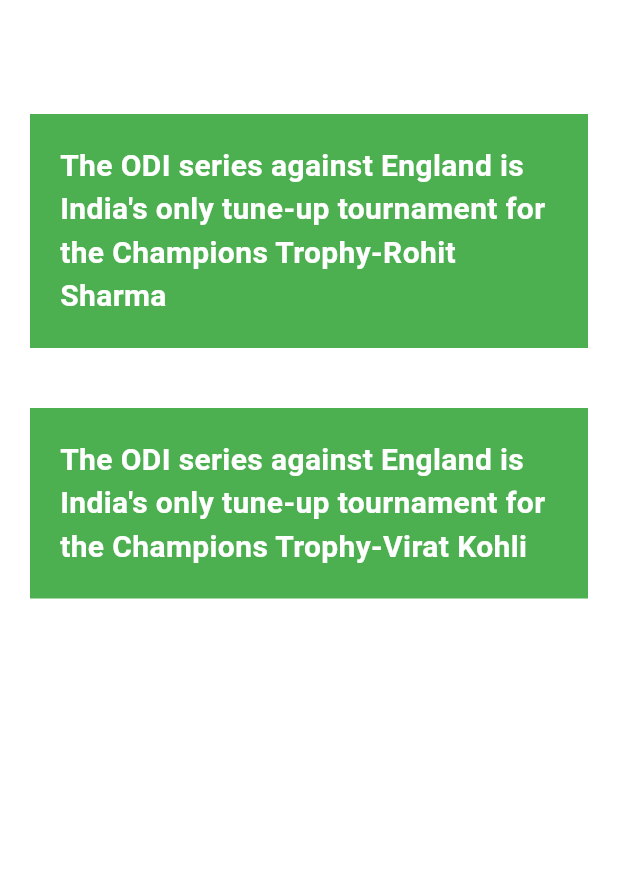
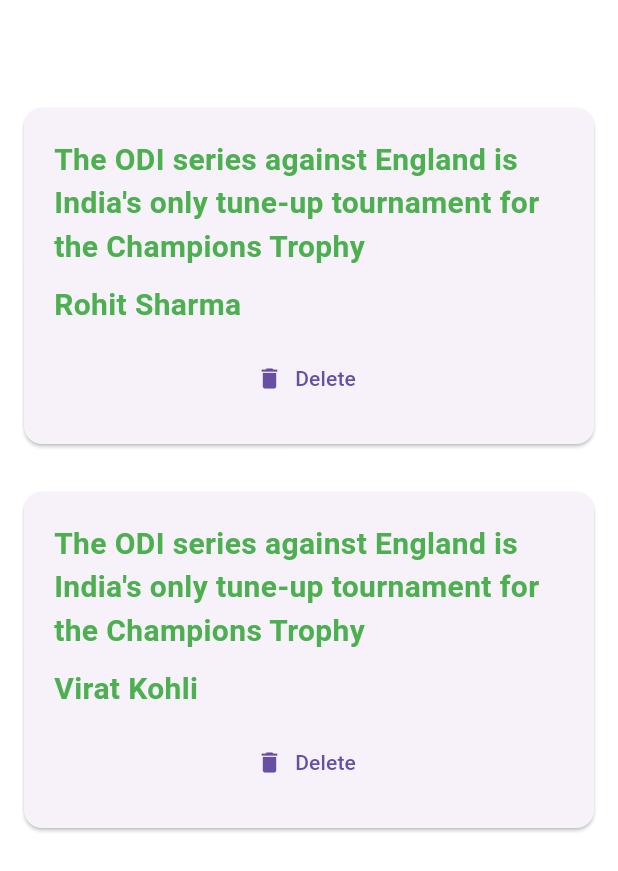
Before and after one commit to Samip-Nepal/Flutter_learning, a Flutter app: the screen it shows after launch, on a phone screen of 412 x 824 dp. Shown: the top 871 px of the screen. Run offline on Flutter 3.47's test engine with Material 3 defaults, Android fonts, the phone set to English and light mode, and no system bars.

Commit message:
Accesing the other file from one

```diff
--- /dev/null
+++ b/my_first_app/lib/Newextract.dart
@@ -0,0 +1,47 @@
+import 'package:flutter/material.dart';
+
+import 'cric.dart';
+
+class Newextractwidget extends StatelessWidget {
+  final Information data;
+  final VoidCallback delete;
+  const Newextractwidget({super.key, required this.data, required this.delete});
+
+  @override
+  Widget build(BuildContext context) {
+    return Card(
+      margin: EdgeInsets.fromLTRB(16, 16, 16, 16),
+      child: Padding(
+        padding: const EdgeInsets.all(20),
+        child: Column(
+          crossAxisAlignment: CrossAxisAlignment.stretch,
+          children: [
+            Text(
+              data.datas,
+              style: TextStyle(
+                fontSize: 20,
+                color: Colors.green,
+                fontWeight: FontWeight.bold,
+              ),
+            ),
+            SizedBox(height: 10),
+            Text(
+              data.player,
+              style: TextStyle(
+                fontSize: 20,
+                color: Colors.green,
+                fontWeight: FontWeight.bold,
+              ),
+            ),
+            SizedBox(height: 10),
+            TextButton.icon(
+              onPressed: delete,
+              icon: Icon(Icons.delete),
+              label: Text("Delete"),
+            ),
+          ],
+        ),
+      ),
+    );
+  }
+}
--- a/my_first_app/lib/cric.dart
+++ b/my_first_app/lib/cric.dart
@@ -1,9 +1,9 @@
 class Information {
-  String? datas;
-  String? player;
+  String datas;
+  String player;
 
   Information({
-    this.datas,
-    this.player,
+    required this.datas,
+    required this.player,
   });
 }
--- a/my_first_app/lib/main.dart
+++ b/my_first_app/lib/main.dart
@@ -1,4 +1,5 @@
 import 'package:flutter/material.dart';
+import 'package:my_first_app/Newextract.dart';
 
 import 'cric.dart';
 
@@ -28,6 +29,7 @@ class _MyhomeState extends State<Myhome> {
         player: "Virat Kohli"),
     // int count = 0;
   ];
+
   @override
   Widget build(BuildContext context) {
     return Scaffold(
@@ -36,8 +38,17 @@ class _MyhomeState extends State<Myhome> {
         backgroundColor: Colors.white70,
       ),
       body: Column(
-          children: information.map((data) {
-            return Container(
+        children: information
+            .map((data) => Newextractwidget(
+                data: data,
+                delete: () {
+                  setState(() {
+                    information.remove(data);
+                  });
+                }))
+            .toList(),
+
+        /* return Container(
               margin: EdgeInsets.all(20),
               padding: EdgeInsets.all(20),
               color: Colors.green,
@@ -46,14 +57,13 @@ class _MyhomeState extends State<Myhome> {
                 style: TextStyle(
                   fontSize: 20,
                   color: Colors.white,
-                  fontWeight: FontWeight.bold,
-                ),
+                  fontWeight: FontWeight.bold, */
       ),
     );
-          }).toList(),
-        ));
   }
 }
+
+
 
       /*   backgroundColor: Colors.white,
         title: Text(
```
Lines whose indentation alone changed are shown as unchanged.
